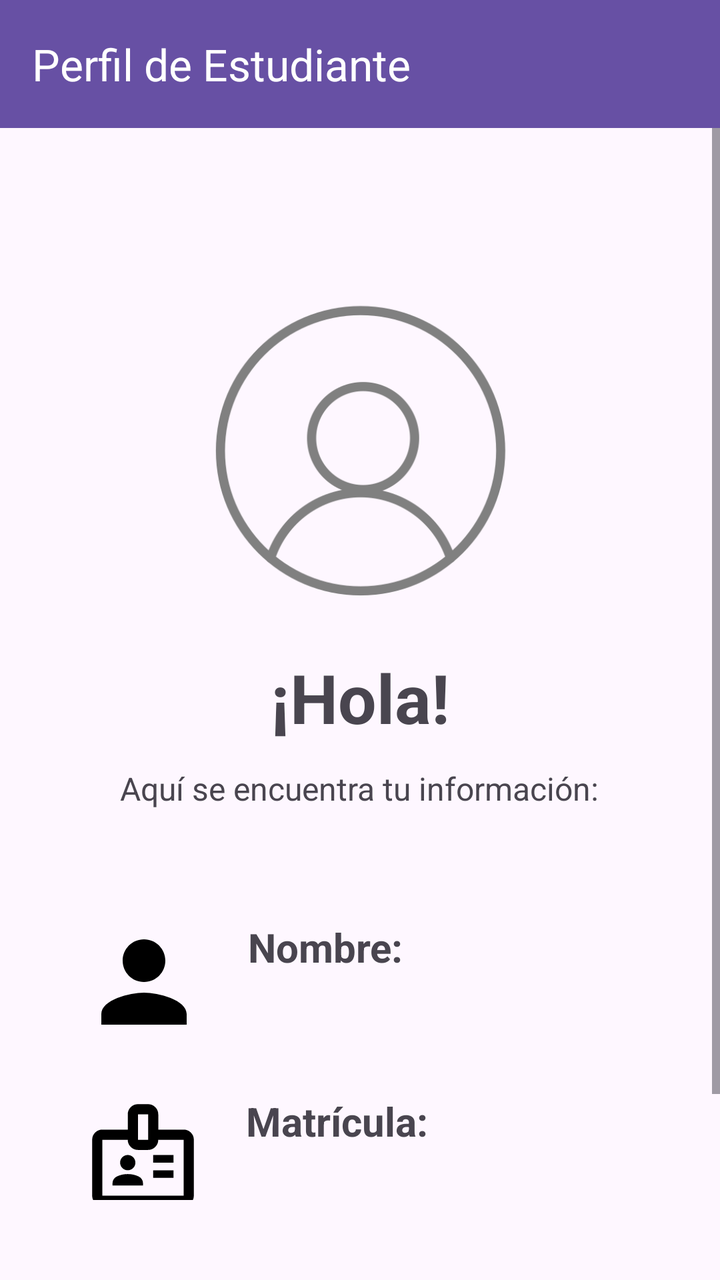
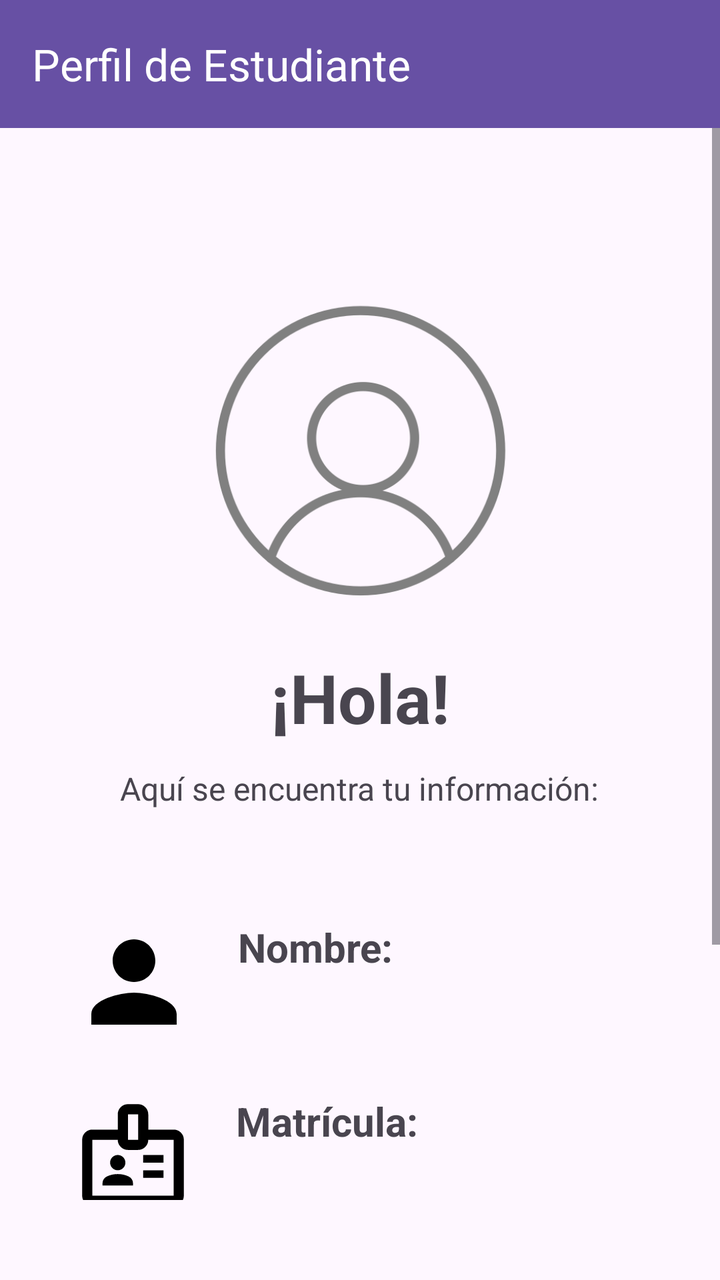

The first picture is an Android layout as it rendered before a commit; the second is the same layout after the commit. The layout source and the unified diff follow.
<!-- AndroidManifest.xml: application theme Theme.ProfileApp -->
<!-- res/layout/activity_profile_summary.xml -->
<?xml version="1.0" encoding="utf-8"?>
<androidx.constraintlayout.widget.ConstraintLayout xmlns:android="http://schemas.android.com/apk/res/android"
    xmlns:app="http://schemas.android.com/apk/res-auto"
    xmlns:tools="http://schemas.android.com/tools"
    android:id="@+id/main"
    android:layout_width="match_parent"
    android:layout_height="match_parent"
    tools:context=".ProfileSummary">

    <androidx.appcompat.widget.Toolbar
        android:id="@+id/tb"
        android:layout_width="0dp"
        android:layout_height="wrap_content"
        android:background="?attr/colorPrimary"
        android:fitsSystemWindows="true"
        android:minHeight="?attr/actionBarSize"
        android:theme="?attr/actionBarTheme"
        android:elevation="4dp"
        app:layout_constraintEnd_toEndOf="parent"
        app:layout_constraintStart_toStartOf="parent"
        app:layout_constraintTop_toTopOf="parent"
        app:title="@string/tbTitle"
        app:titleTextColor="@color/white" />

    <ScrollView
        android:layout_width="match_parent"
        android:layout_height="match_parent"
        android:fillViewport="true"
        android:paddingBottom="40dp"
        tools:context=".ProfileView">

        <androidx.constraintlayout.widget.ConstraintLayout
            android:id="@+id/content"
            android:layout_width="match_parent"
            android:layout_height="match_parent"
            tools:context=".ProfileView">

            <ImageView
                android:id="@+id/imgAvatar2"
                android:layout_width="190dp"
                android:layout_height="174dp"
                android:layout_marginStart="45dp"
                android:layout_marginTop="140dp"
                android:layout_marginEnd="45dp"
                android:src="@drawable/user_avatar"
                app:layout_constraintEnd_toEndOf="parent"
                app:layout_constraintStart_toStartOf="parent"
                app:layout_constraintTop_toTopOf="parent" />

            <ImageView
                android:id="@+id/iconPerson"
                android:layout_width="64dp"
                android:layout_height="72dp"
                android:layout_marginStart="40dp"
                android:layout_marginTop="50dp"
                app:layout_constraintStart_toStartOf="parent"
                app:layout_constraintTop_toBottomOf="@+id/lblDescription"
                app:srcCompat="@drawable/baseline_person_24" />

            <TextView
                android:id="@+id/lblName2"
                android:layout_width="wrap_content"
                android:layout_height="wrap_content"
                android:layout_marginStart="20dp"
                android:layout_marginTop="55dp"
                android:text="@string/lblName"
                android:textSize="20sp"
                android:textStyle="bold"
                app:layout_constraintStart_toEndOf="@+id/iconPerson"
                app:layout_constraintTop_toBottomOf="@+id/lblDescription" />

            <TextView
                android:id="@+id/lblSaludo"
                android:layout_width="wrap_content"
                android:layout_height="wrap_content"
                android:layout_marginStart="162dp"
                android:layout_marginTop="12dp"
                android:layout_marginEnd="162dp"
                android:text="@string/lblSaludo"
                android:textSize="34sp"
                android:textStyle="bold"
                app:layout_constraintEnd_toEndOf="parent"
                app:layout_constraintStart_toStartOf="parent"
                app:layout_constraintTop_toBottomOf="@+id/imgAvatar2" />

            <TextView
                android:id="@+id/lblDescription"
                android:layout_width="wrap_content"
                android:layout_height="wrap_content"
                android:layout_marginStart="36dp"
                android:layout_marginTop="12dp"
                android:layout_marginEnd="36dp"
                android:text="@string/lblDescription"
                android:textSize="16sp"
                app:layout_constraintEnd_toEndOf="parent"
                app:layout_constraintHorizontal_bias="0.496"
                app:layout_constraintStart_toStartOf="parent"
                app:layout_constraintTop_toBottomOf="@+id/lblSaludo" />

            <TextView
                android:id="@+id/txtName2"
                android:layout_width="wrap_content"
                android:layout_height="wrap_content"
                android:layout_marginStart="20dp"
                android:layout_marginTop="5dp"
                android:textSize="20sp"
                app:layout_constraintStart_toEndOf="@+id/iconPerson"
                app:layout_constraintTop_toBottomOf="@+id/lblName2" />

            <ImageView
                android:id="@+id/imageView3"
                android:layout_width="63dp"
                android:layout_height="61dp"
                android:layout_marginStart="40dp"
                android:layout_marginTop="20dp"
                app:layout_constraintStart_toStartOf="parent"
                app:layout_constraintTop_toBottomOf="@+id/iconPerson"
                app:srcCompat="@drawable/outline_badge_24" />

            <TextView
                android:id="@+id/lblSchId2"
                android:layout_width="wrap_content"
                android:layout_height="wrap_content"
                android:layout_marginStart="20dp"
                android:layout_marginTop="60dp"
                android:text="@string/lblSchId"
                android:textSize="20sp"
                android:textStyle="bold"
                app:layout_constraintStart_toEndOf="@+id/imageView3"
                app:layout_constraintTop_toBottomOf="@+id/lblName2" />

            <TextView
                android:id="@+id/txtSchId2"
                android:layout_width="wrap_content"
                android:layout_height="wrap_content"
                android:layout_marginStart="20dp"
                android:layout_marginTop="5dp"
                android:textSize="20sp"
                app:layout_constraintStart_toEndOf="@+id/imageView3"
                app:layout_constraintTop_toBottomOf="@+id/lblSchId2" />

            <ImageView
                android:id="@+id/imageView4"
                android:layout_width="62dp"
                android:layout_height="74dp"
                android:layout_marginStart="40dp"
                android:layout_marginTop="20dp"
                app:layout_constraintStart_toStartOf="parent"
                app:layout_constraintTop_toBottomOf="@+id/imageView3"
                app:srcCompat="@drawable/outline_book_24" />

            <TextView
                android:id="@+id/lblCareer2"
                android:layout_width="wrap_content"
                android:layout_height="wrap_content"
                android:layout_marginStart="20dp"
                android:layout_marginTop="60dp"
                android:text="@string/lblCareer"
                android:textSize="20sp"
                android:textStyle="bold"
                app:layout_constraintStart_toEndOf="@+id/imageView4"
                app:layout_constraintTop_toBottomOf="@+id/lblSchId2" />

            <TextView
                android:id="@+id/txtCareer2"
                android:layout_width="wrap_content"
                android:layout_height="wrap_content"
                android:layout_marginStart="20dp"
                android:layout_marginTop="5dp"
                android:textSize="20sp"
                app:layout_constraintStart_toEndOf="@+id/imageView4"
                app:layout_constraintTop_toBottomOf="@+id/lblCareer2" />

        </androidx.constraintlayout.widget.ConstraintLayout>

    </ScrollView>

</androidx.constraintlayout.widget.ConstraintLayout>
<!-- resources referenced by this layout -->
<resources>
  <color name="white">#FFFFFFFF</color>
  <!-- drawable baseline_person_24 (drawable) -->
  <vector xmlns:android="http://schemas.android.com/apk/res/android" android:height="24dp" android:tint="#000000" android:viewportHeight="24" android:viewportWidth="24" android:width="24dp">
        
      <path android:fillColor="@android:color/white" android:pathData="M12,12c2.21,0 4,-1.79 4,-4s-1.79,-4 -4,-4 -4,1.79 -4,4 1.79,4 4,4zM12,14c-2.67,0 -8,1.34 -8,4v2h16v-2c0,-2.66 -5.33,-4 -8,-4z"/>
      
  </vector>
  <!-- drawable outline_badge_24 (drawable) -->
  <vector xmlns:android="http://schemas.android.com/apk/res/android" android:height="24dp" android:tint="#000000" android:viewportHeight="960" android:viewportWidth="960" android:width="24dp">
        
      <path android:fillColor="@android:color/white" android:pathData="M160,880Q127,880 103.5,856.5Q80,833 80,800L80,360Q80,327 103.5,303.5Q127,280 160,280L360,280L360,160Q360,127 383.5,103.5Q407,80 440,80L520,80Q553,80 576.5,103.5Q600,127 600,160L600,280L800,280Q833,280 856.5,303.5Q880,327 880,360L880,800Q880,833 856.5,856.5Q833,880 800,880L160,880ZM160,800L800,800Q800,800 800,800Q800,800 800,800L800,360Q800,360 800,360Q800,360 800,360L600,360L600,360Q600,393 576.5,416.5Q553,440 520,440L440,440Q407,440 383.5,416.5Q360,393 360,360L360,360L160,360Q160,360 160,360Q160,360 160,360L160,800Q160,800 160,800Q160,800 160,800ZM240,720L480,720L480,702Q480,685 470.5,670.5Q461,656 444,648Q424,639 403.5,634.5Q383,630 360,630Q337,630 316.5,634.5Q296,639 276,648Q259,656 249.5,670.5Q240,685 240,702L240,720ZM560,660L720,660L720,600L560,600L560,660ZM402.5,582.5Q420,565 420,540Q420,515 402.5,497.5Q385,480 360,480Q335,480 317.5,497.5Q300,515 300,540Q300,565 317.5,582.5Q335,600 360,600Q385,600 402.5,582.5ZM560,540L720,540L720,480L560,480L560,540ZM440,360L520,360L520,160L440,160L440,360ZM480,580Q480,580 480,580Q480,580 480,580L480,580Q480,580 480,580Q480,580 480,580L480,580L480,580Q480,580 480,580Q480,580 480,580L480,580Q480,580 480,580Q480,580 480,580L480,580L480,580Q480,580 480,580Q480,580 480,580L480,580Q480,580 480,580Q480,580 480,580Z"/>
      
  </vector>
  <!-- drawable outline_book_24 (drawable) -->
  <vector xmlns:android="http://schemas.android.com/apk/res/android" android:height="24dp" android:tint="#000000" android:viewportHeight="960" android:viewportWidth="960" android:width="24dp">
        
      <path android:fillColor="@android:color/white" android:pathData="M240,880Q207,880 183.5,856.5Q160,833 160,800L160,160Q160,127 183.5,103.5Q207,80 240,80L720,80Q753,80 776.5,103.5Q800,127 800,160L800,800Q800,833 776.5,856.5Q753,880 720,880L240,880ZM240,800L720,800Q720,800 720,800Q720,800 720,800L720,160Q720,160 720,160Q720,160 720,160L640,160L640,440L540,380L440,440L440,160L240,160Q240,160 240,160Q240,160 240,160L240,800Q240,800 240,800Q240,800 240,800ZM240,800Q240,800 240,800Q240,800 240,800L240,160Q240,160 240,160Q240,160 240,160L240,160Q240,160 240,160Q240,160 240,160L240,800Q240,800 240,800Q240,800 240,800ZM440,440L540,380L640,440L640,440L540,380L440,440Z"/>
      
  </vector>
  <!-- drawable user_avatar: png bitmap (drawable, 32063 bytes) -->
  <string name="lblCareer">Carrera:</string>
  <string name="lblDescription">Aquí se encuentra tu información:</string>
  <string name="lblName">Nombre:</string>
  <string name="lblSaludo">¡Hola!</string>
  <string name="lblSchId">Matrícula:</string>
  <string name="tbTitle">Perfil de Estudiante</string>
  <style name="Theme.ProfileApp" parent="Base.Theme.ProfileApp" />
  <style name="Base.Theme.ProfileApp" parent="Theme.Material3.DayNight.NoActionBar">
          <item name="colorPrimary">@color/primary</item>
          <item name="colorOnPrimary">@color/white</item>
      </style>
  <color name="primary">#6750A4</color>
</resources>

<!-- the commit's change to res/layout/activity_profile_summary.xml (unified diff, before → after) -->
@@ -5,6 +5,7 @@
     android:id="@+id/main"
     android:layout_width="match_parent"
     android:layout_height="match_parent"
+    android:fitsSystemWindows="true"
     tools:context=".ProfileSummary">
 
     <androidx.appcompat.widget.Toolbar
@@ -12,7 +13,6 @@
         android:layout_width="0dp"
         android:layout_height="wrap_content"
         android:background="?attr/colorPrimary"
-        android:fitsSystemWindows="true"
         android:minHeight="?attr/actionBarSize"
         android:theme="?attr/actionBarTheme"
         android:elevation="4dp"
@@ -51,7 +51,7 @@
                 android:id="@+id/iconPerson"
                 android:layout_width="64dp"
                 android:layout_height="72dp"
-                android:layout_marginStart="40dp"
+                android:layout_marginStart="35dp"
                 android:layout_marginTop="50dp"
                 app:layout_constraintStart_toStartOf="parent"
                 app:layout_constraintTop_toBottomOf="@+id/lblDescription"
@@ -111,7 +111,7 @@
                 android:id="@+id/imageView3"
                 android:layout_width="63dp"
                 android:layout_height="61dp"
-                android:layout_marginStart="40dp"
+                android:layout_marginStart="35dp"
                 android:layout_marginTop="20dp"
                 app:layout_constraintStart_toStartOf="parent"
                 app:layout_constraintTop_toBottomOf="@+id/iconPerson"
@@ -143,7 +143,7 @@
                 android:id="@+id/imageView4"
                 android:layout_width="62dp"
                 android:layout_height="74dp"
-                android:layout_marginStart="40dp"
+                android:layout_marginStart="35dp"
                 android:layout_marginTop="20dp"
                 app:layout_constraintStart_toStartOf="parent"
                 app:layout_constraintTop_toBottomOf="@+id/imageView3"
@@ -163,13 +163,27 @@
 
             <TextView
                 android:id="@+id/txtCareer2"
-                android:layout_width="wrap_content"
+                android:layout_width="0dp"
                 android:layout_height="wrap_content"
-                android:layout_marginStart="20dp"
                 android:layout_marginTop="5dp"
                 android:textSize="20sp"
-                app:layout_constraintStart_toEndOf="@+id/imageView4"
-                app:layout_constraintTop_toBottomOf="@+id/lblCareer2" />
+                android:maxLines="2"
+                android:ellipsize="end"
+                app:layout_constraintStart_toStartOf="@id/lblCareer2"
+                app:layout_constraintEnd_toEndOf="parent"
+                app:layout_constraintTop_toBottomOf="@id/lblCareer2" />
+
+            <Button
+                android:id="@+id/btnEdit"
+                android:layout_width="0dp"
+                android:layout_height="51dp"
+                android:layout_marginStart="40dp"
+                android:layout_marginTop="60dp"
+                android:layout_marginEnd="40dp"
+                android:text="@string/btnEdit"
+                app:layout_constraintEnd_toEndOf="parent"
+                app:layout_constraintStart_toStartOf="parent"
+                app:layout_constraintTop_toBottomOf="@+id/imageView4" />
 
         </androidx.constraintlayout.widget.ConstraintLayout>
 
<!-- resource entries referenced after the edit -->
@@ -20,6 +20,7 @@
       
   </vector>
   <!-- drawable user_avatar: png bitmap (drawable, 32063 bytes) -->
+  <string name="btnEdit">Editar</string>
   <string name="lblCareer">Carrera:</string>
   <string name="lblDescription">Aquí se encuentra tu información:</string>
   <string name="lblName">Nombre:</string>
